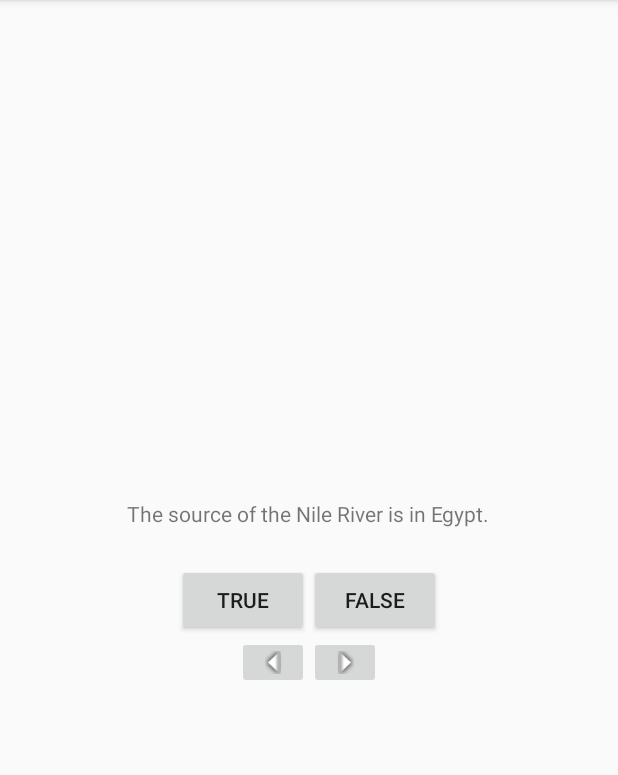
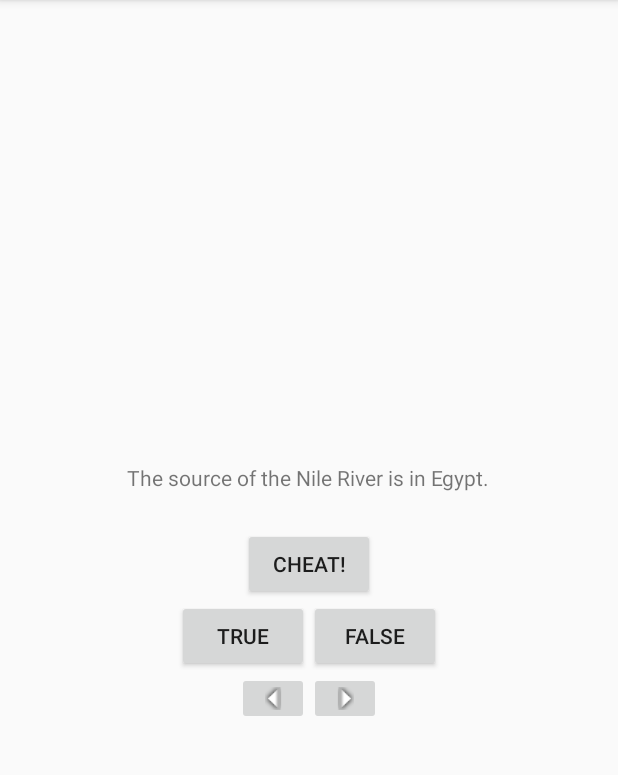
Before and after one commit to ngavilanes/Geoquiz, an Android app: the screen it shows after launch (QuizActivity), on a phone screen of 412 x 824 dp, the part 84-859 px from its top. Run offline under Robolectric (Android 15) with nearby library versions, the phone set to English and light mode, and no system bars.

Commit message:
Ability to cheat

```diff
--- a/app/build.gradle
+++ b/app/build.gradle
@@ -21,7 +21,7 @@ android {
 dependencies {
     implementation fileTree(dir: 'libs', include: ['*.jar'])
     implementation 'com.android.support:appcompat-v7:27.1.1'
-    implementation 'com.android.support.constraint:constraint-layout:1.1.0'
+    implementation 'com.android.support.constraint:constraint-layout:1.1.2'
     testImplementation 'junit:junit:4.12'
     androidTestImplementation 'com.android.support.test:runner:1.0.2'
     androidTestImplementation 'com.android.support.test.espresso:espresso-core:3.0.2'
--- a/app/src/main/AndroidManifest.xml
+++ b/app/src/main/AndroidManifest.xml
@@ -16,6 +16,7 @@
                 <category android:name="android.intent.category.LAUNCHER" />
             </intent-filter>
         </activity>
+        <activity android:name=".CheatActivity"></activity>
     </application>
 
 </manifest>
--- a/app/src/main/java/com/example/ngavi/geoquiz/QuizActivity.java
+++ b/app/src/main/java/com/example/ngavi/geoquiz/QuizActivity.java
@@ -1,6 +1,8 @@
 package com.example.ngavi.geoquiz;
 
+import android.app.Activity;
 import android.content.Context;
+import android.content.Intent;
 import android.support.v7.app.AppCompatActivity;
 import android.os.Bundle;
 import android.util.Log;
@@ -13,9 +15,16 @@ import android.widget.Toast;
 public class QuizActivity extends AppCompatActivity {
     private Button mTrueButton;
     private Button mFalseButton;
+    private Button mCheatButton;
     private ImageButton mNextButton;
     private ImageButton mPrevButton;
+    private boolean mIsCheater;
     private TextView mQuestionTextView;
+    private int mCurrentIndex = 0;
+    public static final int REQUEST_CODE_CHEAT = 0;
+    private static final String TAG = "QuizActivity";
+    private static final String KEY_INDEX = "index";
+
     //array of questions :
     private TrueFalse[] mQuestionBank = new TrueFalse[] {
             new TrueFalse(R.string.question_africa, false),
@@ -25,44 +34,17 @@ public class QuizActivity extends AppCompatActivity {
             new TrueFalse(R.string.question_oceans, true),
 
     };
-    private int mCurrentIndex = 0;
-    private static final String TAG = "QuizActivity";
-    private static final String KEY_INDEX = "index";
 
 
-    private void UpdateQuestion(){ //method to update questions
-       int question = mQuestionBank[mCurrentIndex].getQuestion();
-        mQuestionTextView.setText(question);
-    }
-
-    private void CheckAnswer(boolean UserPressedTrue){ //private method to check the truth value of each question
-        boolean AnswerIsTrue = mQuestionBank[mCurrentIndex].isTrueQuestion();
-        int messageResId;
-
-        if(UserPressedTrue==AnswerIsTrue){ //question is true and user pressed it correctly
-            messageResId = R.string.correct_toast;
-        }
-        else{
-            messageResId = R.string.incorrect_toast;
-        }
-
-
-        //on click a message should appear --> a toast
-        //use toast class method to create toast- makeText
-        Toast.makeText(this, messageResId, Toast.LENGTH_SHORT).show();
-
-
-    }
-
-
-    //in order to wire up button widgets - get references to inflated view objects
-        //set listeners on those objects to respond to user actions
-
     @Override
-    protected void onCreate(final Bundle savedInstanceState) { //called when activity subclass is created
+    protected void onCreate( Bundle savedInstanceState) { //called when activity subclass is created
         super.onCreate(savedInstanceState);
         setContentView(R.layout.activity_quiz);
         Log.d(TAG, "OnCreate(Bundle) called");
+
+        if(savedInstanceState!=null){ //saving information every time you do a rotation
+            mCurrentIndex = savedInstanceState.getInt(KEY_INDEX,0);
+        }
         //getting the activity its UI BY passing in layout resource ID
         //resources: things that are not code : image files, audio files, XML files
         //setContentView method inflates a layout and puts it on screen
@@ -76,7 +58,9 @@ public class QuizActivity extends AppCompatActivity {
 
 
 
+      //  mTrueButton =  findViewById(R.id.true_button);
         mTrueButton =  findViewById(R.id.true_button);
+
         //these buttons are waiting for an event (user pressing a button)
         //we need listeners to obtain that information
         mTrueButton.setOnClickListener(new View.OnClickListener(){ //takes listener as argument
@@ -96,7 +80,7 @@ public class QuizActivity extends AppCompatActivity {
         });
 
         //getting the TextView of the current question
-        mQuestionTextView = findViewById(R.id.question_text_view);
+       mQuestionTextView = findViewById(R.id.question_text_view);
         mQuestionTextView.setOnClickListener(new View.OnClickListener(){
             @Override
             public void onClick(View v){
@@ -115,9 +99,7 @@ public class QuizActivity extends AppCompatActivity {
                     mCurrentIndex= mQuestionBank.length-1;
                 }
 
-                if(savedInstanceState!=null){
-                    mCurrentIndex = savedInstanceState.getInt(KEY_INDEX,0);
-                }
+
                 UpdateQuestion();
             }
         });
@@ -126,10 +108,30 @@ public class QuizActivity extends AppCompatActivity {
         mNextButton.setOnClickListener(new View.OnClickListener() {
             @Override
             public void onClick(View v) {
+                mIsCheater= false;
                 mCurrentIndex =(mCurrentIndex+1) % mQuestionBank.length;
                 UpdateQuestion();
             }
         });
+
+        mCheatButton = findViewById(R.id.cheat_button);
+        mCheatButton.setOnClickListener(new View.OnClickListener(){
+            @Override
+            public void onClick(View v){
+               //setting up new activity - requires an intent which communicates with the OS to start the cheat activity
+               //set up intent using constructor: Intent(context,class);
+
+               Intent intent = new Intent(QuizActivity.this, CheatActivity.class);
+               boolean AnswerIsTrue = mQuestionBank[mCurrentIndex].isTrueQuestion();
+               intent.putExtra(CheatActivity.EXTRA_ANSWER_IS_TRUE,AnswerIsTrue);
+               startActivityForResult(intent,REQUEST_CODE_CHEAT);
+
+            }
+
+
+                                        });
+
+
 
 
 
@@ -138,6 +140,53 @@ public class QuizActivity extends AppCompatActivity {
 
 
     }
+
+    private void UpdateQuestion(){ //method to update questions
+        int question = mQuestionBank[mCurrentIndex].getQuestion();
+        mQuestionTextView.setText(question);
+        //Log.d(TAG,"Updating question text for question #: " + mCurrentIndex, new Exception());
+
+    }
+
+    private void CheckAnswer(boolean UserPressedTrue){ //private method to check the truth value of each question
+        boolean AnswerIsTrue = mQuestionBank[mCurrentIndex].isTrueQuestion();
+        int messageResId;
+        if(mIsCheater==true){
+            messageResId = R.string.judegement_toast;
+        }
+        else {
+            if (UserPressedTrue == AnswerIsTrue) { //question is true and user pressed it correctly
+                messageResId = R.string.correct_toast;
+            } else {
+                messageResId = R.string.incorrect_toast;
+            }
+        }
+
+
+        //on click a message should appear --> a toast
+        //use toast class method to create toast- makeText
+        Toast.makeText(this, messageResId, Toast.LENGTH_SHORT).show();
+
+
+    }
+
+    @Override
+    protected void onActivityResult(int RequestCode, int ResultCode, Intent Data){
+        if(ResultCode != Activity.RESULT_OK){
+            return;
+        }
+        if(RequestCode==REQUEST_CODE_CHEAT){
+            if(Data ==null){
+                return;
+            }
+            mIsCheater= CheatActivity.WasAnswerShown(Data);
+        }
+    }
+
+
+    //in order to wire up button widgets - get references to inflated view objects
+    //set listeners on those objects to respond to user actions
+
     @Override
     public void onSaveInstanceState(Bundle savedInstanceState){
         super.onSaveInstanceState(savedInstanceState);
--- a/app/src/main/res/layout-land/activity_quiz.xml
+++ b/app/src/main/res/layout-land/activity_quiz.xml
@@ -5,22 +5,25 @@
 
 
     <TextView
+        android:id="@+id/question_text_view"
         android:layout_width="wrap_content"
         android:layout_height="wrap_content"
-        android:padding="24dp"
-        android:layout_gravity ="center_horizontal"
-        android:id="@+id/question_text_view" />
+        android:layout_gravity="center_horizontal"
+        android:padding="24dp" />
+
 
     <LinearLayout
         android:layout_width="wrap_content"
         android:layout_height="wrap_content"
-        android:orientation="horizontal"
-        android:layout_gravity="center_vertical|center_horizontal">
+        android:layout_gravity="center_vertical|center_horizontal"
+        android:orientation="horizontal">
+
         <Button
             android:id="@+id/true_button"
             android:layout_width="wrap_content"
             android:layout_height="wrap_content"
             android:text="@string/true_button" />
+
         <Button
             android:id="@+id/false_button"
             android:layout_width="wrap_content"
@@ -28,6 +31,13 @@
             android:text="@string/false_button" />
 
     </LinearLayout>
+
+    <Button
+        android:id="@+id/cheat_button"
+        android:layout_width="wrap_content"
+        android:layout_height="wrap_content"
+        android:layout_gravity="bottom|center_horizontal"
+        android:text="@string/cheat_button" />
 
     <ImageButton
         android:id="@+id/prev_button"
--- a/app/src/main/res/layout/activity_quiz.xml
+++ b/app/src/main/res/layout/activity_quiz.xml
@@ -4,11 +4,19 @@
     android:layout_height="match_parent"
     android:gravity="center"
     android:orientation="vertical" >
+
     <TextView
+        android:id="@+id/question_text_view"
         android:layout_width="wrap_content"
         android:layout_height="wrap_content"
         android:padding="24dp"
-        android:id="@+id/question_text_view" />
+        android:gravity="center"/>
+
+    <Button
+        android:layout_width="wrap_content"
+        android:layout_height="wrap_content"
+        android:id="@+id/cheat_button"
+        android:text="@string/cheat_button"/>
 
     <LinearLayout
         android:layout_width="wrap_content"
@@ -39,6 +47,7 @@
             android:contentDescription="@string/prev_button"
             android:src="@mipmap/arrow_left" />
 
+
         <ImageButton
             android:id="@+id/next_button"
             android:layout_width="@android:dimen/app_icon_size"
--- a/app/src/main/res/values/strings.xml
+++ b/app/src/main/res/values/strings.xml
@@ -1,17 +1,21 @@
 <resources>
     <string name="app_name">Geoquiz</string>
-    <string name = "question_text">Constantinople is the largest city in Turkey</string>
-    <string name = "true_button">True</string>
-    <string name = "false_button">False</string>
-    <string name = "menu_settings">Settings</string>
-    <string name = "correct_toast">Correct!</string>
-    <string name = "incorrect_toast">Incorrect!</string>
-    <string name = "next_button">Next</string>
-    <string name = "question_oceans">The Pacific Ocean is larger than the Atlantic Ocean.</string>
-    <string name = "question_mideast">The Suez Canal connects the Red Sea and the Indian Ocean.</string>
-    <string name = "question_africa">The source of the Nile River is in Egypt.</string>
-    <string name = "question_americas">The Amazon River is the longest river in the Americas.</string>
+    <string name="question_text">Constantinople is the largest city in Turkey</string>
+    <string name="true_button">True</string>
+    <string name="false_button">False</string>
+    <string name="menu_settings">Settings</string>
+    <string name="correct_toast">Correct!</string>
+    <string name="incorrect_toast">Incorrect!</string>
+    <string name="next_button">Next</string>
+    <string name="question_oceans">The Pacific Ocean is larger than the Atlantic Ocean.</string>
+    <string name="question_mideast">The Suez Canal connects the Red Sea and the Indian Ocean.</string>
+    <string name="question_africa">The source of the Nile River is in Egypt.</string>
+    <string name="question_americas">The Amazon River is the longest river in the Americas.</string>
     <string name="question_asia">Lake Baikal is the world\'s oldest and deepest freshwater lake. </string>
-    <string name ="prev_button">Prev</string>
+    <string name="prev_button">Prev</string>
+    <string name="warning_text"> Are you sure you want to do this?</string>
+    <string name="show_answer_button">Show Answer</string>
+    <string name="judegement_toast">Cheating is Wrong</string>
+    <string name="cheat_button">Cheat!</string>
 
 </resources>
--- a/build.gradle
+++ b/build.gradle
@@ -7,7 +7,7 @@ buildscript {
         jcenter()
     }
     dependencies {
-        classpath 'com.android.tools.build:gradle:3.1.2'
+        classpath 'com.android.tools.build:gradle:3.1.3'
 
 
         // NOTE: Do not place your application dependencies here; they belong
```
Also changed, not shown: app/src/main/java/com/example/ngavi/geoquiz/CheatActivity.java (added, +57 -0 lines), app/src/main/res/layout/activity_cheat.xml (added, +28 -0 lines).
